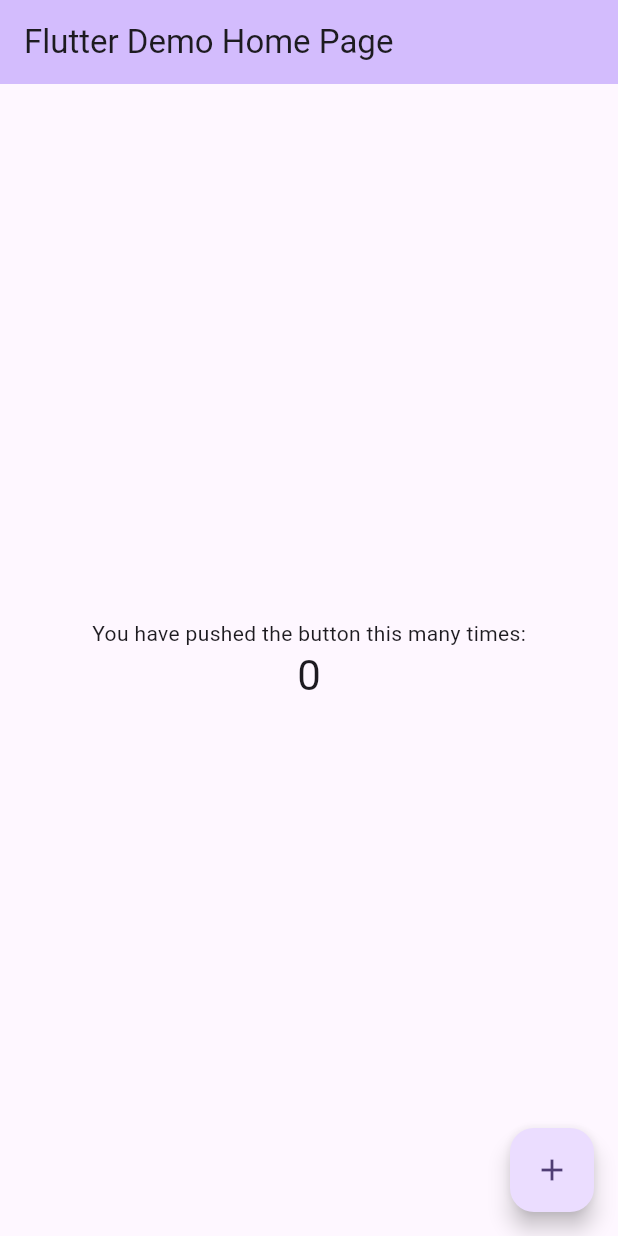
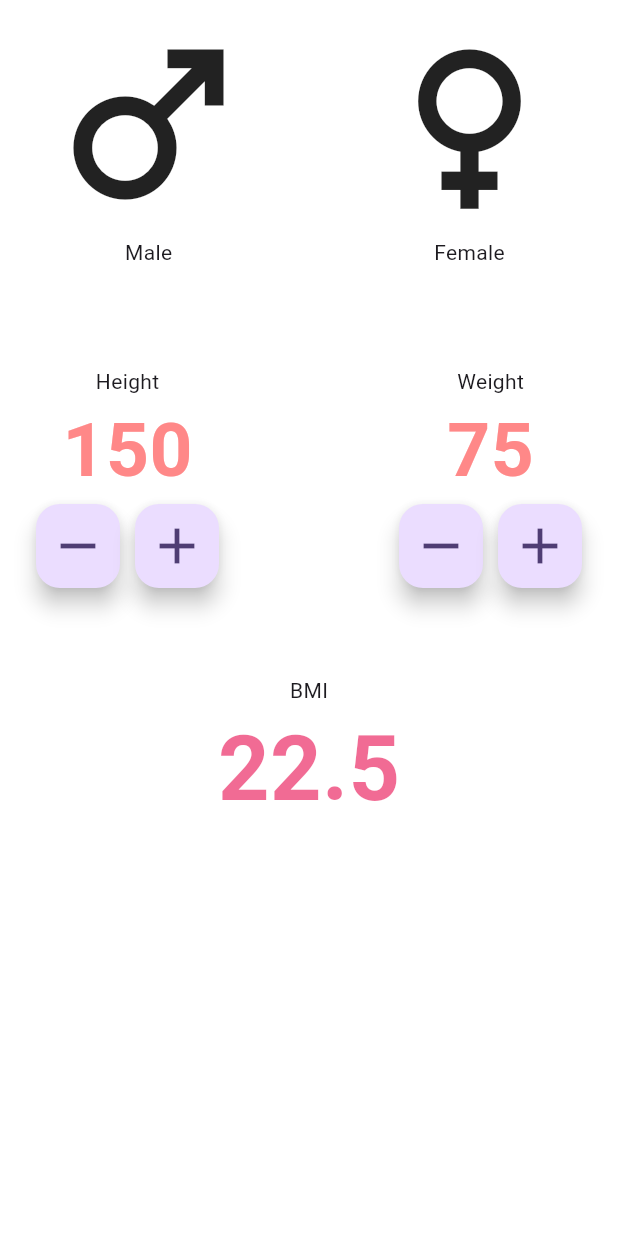
Before and after one commit to sachithrakalani/BMI-App, a Flutter app: the screen it shows after launch, on a phone screen of 412 x 824 dp. Run offline on Flutter 3.47's test engine with Material 3 defaults, Android fonts, the phone set to English and light mode, and no system bars.

Commit message:
Created onPressed action on buttons

```diff
--- /dev/null
+++ b/lib/constants.dart
@@ -0,0 +1,10 @@
+import 'package:flutter/material.dart';
+
+const kTextColour =Color(0xFFFF8888);
+const kOutputTextColor = Color.fromARGB(153, 231, 9, 76);
+
+const kInputLableColour =TextStyle(
+  color: kTextColour,
+  fontSize: 50,
+  fontWeight: FontWeight.bold,
+);
--- a/lib/main.dart
+++ b/lib/main.dart
@@ -1,4 +1,5 @@
 import 'package:flutter/material.dart';
+import 'package:sample_bmi_app1/main_page.dart';
 
 void main() {
   runApp(const MyApp());
@@ -31,95 +32,7 @@
         colorScheme: ColorScheme.fromSeed(seedColor: Colors.deepPurple),
         useMaterial3: true,
       ),
-      home: const MyHomePage(title: 'Flutter Demo Home Page'),
+      home: const MainPage(),
     );
   }
 }
-
-class MyHomePage extends StatefulWidget {
-  const MyHomePage({super.key, required this.title});
-
-  // This widget is the home page of your application. It is stateful, meaning
-  // that it has a State object (defined below) that contains fields that affect
-  // how it looks.
-
-  // This class is the configuration for the state. It holds the values (in this
-  // case the title) provided by the parent (in this case the App widget) and
-  // used by the build method of the State. Fields in a Widget subclass are
-  // always marked "final".
-
-  final String title;
-
-  @override
-  State<MyHomePage> createState() => _MyHomePageState();
-}
-
-class _MyHomePageState extends State<MyHomePage> {
-  int _counter = 0;
-
-  void _incrementCounter() {
-    setState(() {
-      // This call to setState tells the Flutter framework that something has
-      // changed in this State, which causes it to rerun the build method below
-      // so that the display can reflect the updated values. If we changed
-      // _counter without calling setState(), then the build method would not be
-      // called again, and so nothing would appear to happen.
-      _counter++;
-    });
-  }
-
-  @override
-  Widget build(BuildContext context) {
-    // This method is rerun every time setState is called, for instance as done
-    // by the _incrementCounter method above.
-    //
-    // The Flutter framework has been optimized to make rerunning build methods
-    // fast, so that you can just rebuild anything that needs updating rather
-    // than having to individually change instances of widgets.
-    return Scaffold(
-      appBar: AppBar(
-        // TRY THIS: Try changing the color here to a specific color (to
-        // Colors.amber, perhaps?) and trigger a hot reload to see the AppBar
-        // change color while the other colors stay the same.
-        backgroundColor: Theme.of(context).colorScheme.inversePrimary,
-        // Here we take the value from the MyHomePage object that was created by
-        // the App.build method, and use it to set our appbar title.
-        title: Text(widget.title),
-      ),
-      body: Center(
-        // Center is a layout widget. It takes a single child and positions it
-        // in the middle of the parent.
-        child: Column(
-          // Column is also a layout widget. It takes a list of children and
-          // arranges them vertically. By default, it sizes itself to fit its
-          // children horizontally, and tries to be as tall as its parent.
-          //
-          // Column has various properties to control how it sizes itself and
-          // how it positions its children. Here we use mainAxisAlignment to
-          // center the children vertically; the main axis here is the vertical
-          // axis because Columns are vertical (the cross axis would be
-          // horizontal).
-          //
-          // TRY THIS: Invoke "debug painting" (choose the "Toggle Debug Paint"
-          // action in the IDE, or press "p" in the console), to see the
-          // wireframe for each widget.
-          mainAxisAlignment: MainAxisAlignment.center,
-          children: <Widget>[
-            const Text(
-              'You have pushed the button this many times:',
-            ),
-            Text(
-              '$_counter',
-              style: Theme.of(context).textTheme.headlineMedium,
-            ),
-          ],
-        ),
-      ),
-      floatingActionButton: FloatingActionButton(
-        onPressed: _incrementCounter,
-        tooltip: 'Increment',
-        child: const Icon(Icons.add),
-      ), // This trailing comma makes auto-formatting nicer for build methods.
-    );
-  }
-}
--- /dev/null
+++ b/lib/main_page.dart
@@ -0,0 +1,153 @@
+import 'package:flutter/material.dart';
+import 'package:sample_bmi_app1/constants.dart';
+
+class MainPage extends StatefulWidget {
+  const MainPage({super.key});
+
+  @override
+  State<MainPage> createState() => _MainPageState();
+}
+
+class _MainPageState extends State<MainPage> {
+
+  int height = 150;
+  int weight = 75;
+  @override
+  Widget build(BuildContext context) {
+    return Scaffold(
+      body: SafeArea(
+        child: Container(
+          color: Colors.white,
+          padding: const EdgeInsets.symmetric(horizontal: 16),
+          child: Column(children: [
+            const Row(
+              children: [
+                Padding(
+                  padding: EdgeInsets.all(8.0),
+                  child: Column(
+                    children: [
+                      Icon(Icons.male, size: 150),
+                      Text("Male"),
+                    ],
+                  ),
+                ),
+                Spacer(),
+                Padding(
+                  padding: EdgeInsets.all(8.0),
+                  child: Column(
+                    children: [
+                      Icon(Icons.female, size: 150),
+                      Text("Female"),
+                    ],
+                  ),
+                )
+              ],
+            ),
+            const SizedBox(height: 50),
+            Row(
+              children:[
+              Padding(
+                padding: const EdgeInsets.all(8.0),
+                child: Column(
+                  children: [
+                    const Text("Height"),
+                    Text(
+                      "$height",
+                      style: kInputLableColour,
+                    ),
+                    Row(
+                      children: [
+                        FloatingActionButton(
+                          onPressed: (){
+                            setState(() {
+                              if(height > 50){
+                                height--;
+                              }
+                            });
+                          },
+                          child: const Icon(
+                            Icons.remove,
+                            size: 40,
+                          ),
+                        ),
+                        const SizedBox(width: 10),
+                        FloatingActionButton(
+                          onPressed: (){
+                            setState(() {
+                              if(height < 220){
+                                height++;
+                              }
+                            });
+                          } ,
+                          child: const Icon(
+                            Icons.add,
+                            size: 40,
+                          ),
+                        )
+                      ],
+                    )
+                  ],
+                ),
+              ),
+              const Spacer(),
+              Padding(
+                  padding: const EdgeInsets.all(8.0),
+                  child: Column(children: [
+                    const Text("Weight"),
+                    Text(
+                      "$weight",
+                      style: kInputLableColour,
+                    ),
+                    Row(
+                      children: [
+                        FloatingActionButton(
+                          onPressed: (){
+                            setState(() {
+                              if(weight > 30){
+                                weight--;
+                              }
+                            });
+                          },
+                          child: const Icon(
+                            Icons.remove,
+                            size: 40,
+                          ),
+                        ),
+                        const SizedBox(width: 10),
+                        FloatingActionButton(
+                          onPressed:(){
+                            setState(() {
+                              if(weight < 300){
+                                weight++;
+                              }
+                             });
+                          } ,
+                          child: const Icon(
+                            Icons.add,
+                            size: 40,
+                          ),
+                        )
+                      ],
+                    )
+                  ])),
+            ]),
+            const SizedBox(height: 50),
+            Column(
+              children: [
+                const Text("BMI"),
+                Text(
+                  "22.5",
+                style: kInputLableColour.copyWith(
+                      color: kOutputTextColor,fontSize: 60,
+                  ),
+                )
+              ],
+            )
+          ]),
+        ),
+      ),
+    );
+  }
+
+
+}
```
